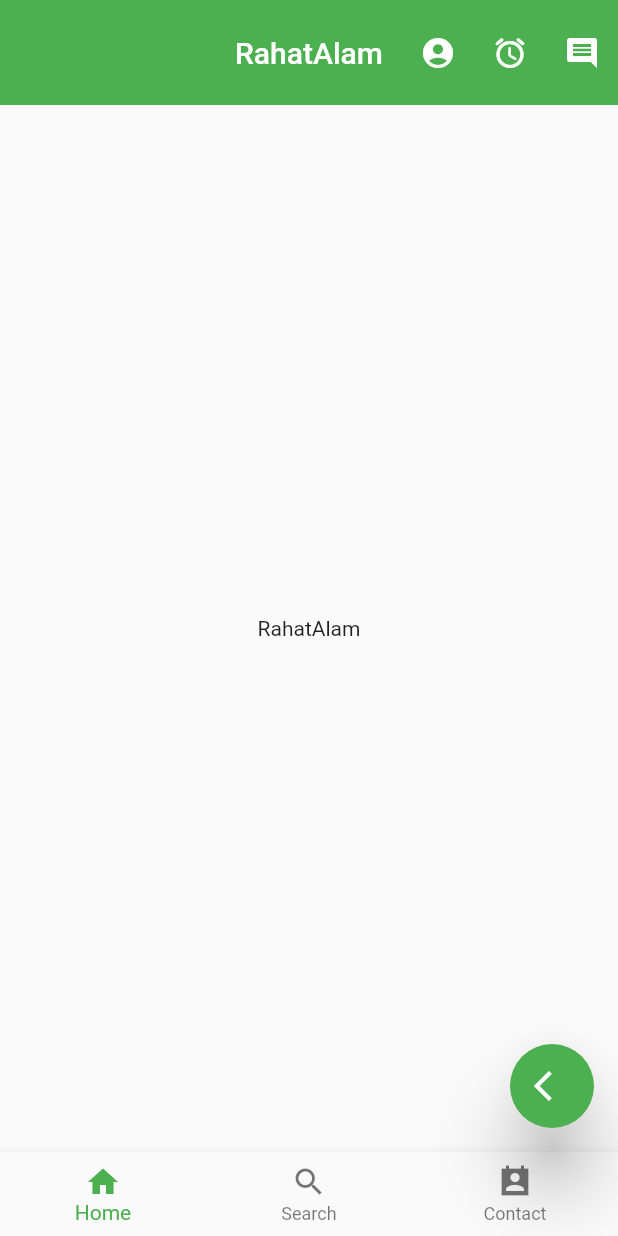
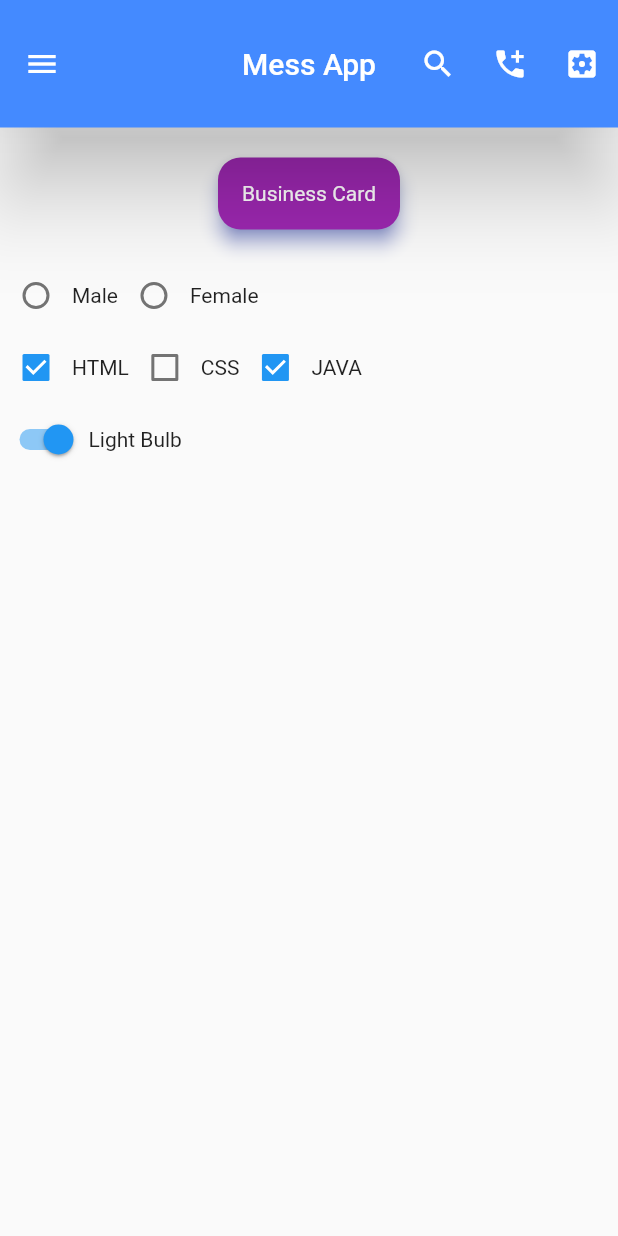
Before and after one commit to githrahat/Rahat_FlutterApp, a Flutter app: the screen it shows after launch, on a phone screen of 412 x 824 dp. Run offline on Flutter 3.47's test engine with Material 2 defaults, Android fonts, the phone set to English and light mode, and no system bars.

Commit message:
Card_Switch_Radio_CheckBox_Complete

```diff
--- a/lib/main.dart
+++ b/lib/main.dart
@@ -1,40 +1,32 @@
-import 'package:flutter/material.dart'; // Libary File
+import 'package:flutter/material.dart';
 
-/// main() -> Entry points of code
-/// runApp() -> Entry points of Apps
-/// MaterialApp, Scaffold, AppBar, Text etc are 'class / Widgets'
-/// home: , appBar: , title: etc are called 'property / attributes'
-///
-
-main() { // projects entry point
-  runApp(HelloWorldApp()); //HelloWorldApp is an application which is put on the runApp widget.
+main() {
+  runApp(const MyApp());
 }
 
-class HelloWorldApp extends StatelessWidget { //HelloWorldApp class becomes a widget after using extends means it inherts from statelesswidget
+class MyApp extends StatelessWidget {
+  const MyApp({Key? key}) : super(key: key);
+
   @override
   Widget build(BuildContext context) {
-    return MaterialApp( //MaterialApp is a predifine class of flutter which indicates to set the apps ui / apps theme. Its also a core component of Flutter
-      /// property/attributes : home,appbar
-      // Scaffold is a class in flutter which provides many widgets
-
-      //==================================
-      // These are the settings of MaterialApp, by which we control the application
-      debugShowCheckedModeBanner: false, //removes the debugshowcheckmodeBanner
-      theme: ThemeData(primarySwatch: Colors.green), // sets the color of theme
-      darkTheme: ThemeData(primarySwatch: Colors.green), // sets the color of the darkTheme
-      color: Colors.green, // sets the primary color
-      //=========================================
-
-      home: homeactivity()
+    return MaterialApp(
+      debugShowCheckedModeBanner: false,
+      home: AppsHome(),
     );
-
   }
 }
-class homeactivity extends StatelessWidget {
-  const homeactivity({Key? key}) : super(key: key);
 
+class AppsHome extends StatelessWidget {
+  AppsHome({Key? key}) : super(key: key);
 
-  MySnackbar(message, context){
+  TextEditingController controllerOne = TextEditingController();
+  TextEditingController controllerTwo = TextEditingController();
+  TextEditingController controllerThree = TextEditingController();
+  TextEditingController controllerFour = TextEditingController();
+  TextEditingController controllerFive = TextEditingController();
+
+  /// SnackBar message code
+  SnackBarMessage(message, context) {
     return ScaffoldMessenger.of(context).showSnackBar(
         SnackBar(content: Text(message))
     );
@@ -43,55 +35,112 @@ class homeactivity extends StatelessWidget {
   @override
   Widget build(BuildContext context) {
     return Scaffold(
+
+      /// AppBar
       appBar: AppBar(
-        title: Text('RahatAlam'),
-        titleSpacing: 50,
+
+        /// appBar
+        title: Text("Mess App"),
+        //titleSpacing: 15,
         centerTitle: true,
-        toolbarHeight: 70,
         toolbarOpacity: 1,
-        elevation: 0,
-        backgroundColor: Colors.green,
+        toolbarHeight: 85,
+        elevation: 25,
+        backgroundColor: Colors.blueAccent,
+
+        /// set action icon in appbar
+        actions: [
+          IconButton(
+            onPressed: () {
+              SnackBarMessage('Search', context);
+            },
+            icon: Icon(Icons.search),
+          ),
+          IconButton(
+              onPressed: () {
+                SnackBarMessage('Call', context);
+              },
+              icon: Icon(Icons.add_call)),
+          IconButton(
+              onPressed: () {
+                SnackBarMessage('Settings', context);
+              },
+              icon: Icon(Icons.settings_applications))
+        ],
+      ),
+
+      drawer: Drawer(
+        child: SafeArea(
+          child: Column(
+            children: [
+                ListTile(
+                  onTap: (){
+                    print('TAP');
+                  },
+                  onLongPress: (){
+                    print('Long Press');
+                  },
+                  contentPadding: EdgeInsets.symmetric(vertical: 0, horizontal: 12),
+                  leading: Icon(Icons.add_box),
+                  title: Text('Home'),
+                  subtitle: Text('Welcome, and hello'),
+                  tileColor: Colors.grey,
+                  trailing: Icon(Icons.arrow_forward_outlined),
+                )
+            ],
+          ),
+        ),
+      ),
+
+      /// Body
+      body: Column(
+        //mainAxisAlignment: MainAxisAlignment.center,
+        //crossAxisAlignment: CrossAxisAlignment.end,
+        children: [
+            Card(
+              elevation: 5,
+              color: Colors.purple,
+              shadowColor: Colors.indigoAccent,
+              margin: EdgeInsets.all(20),
+
+              shape: RoundedRectangleBorder(
+                borderRadius: BorderRadius.circular(15),
+                //side: BorderSide.lerp(a, b, t)
+              ),
+              child: Padding(
+                padding: const EdgeInsets.all(16.0),
+                child: Text('Business Card', style: TextStyle(color: Colors.white),),
+              ),
+            ),
+          Row(
+            children: [
+              Radio(value: 'Male', groupValue: 'gender', onChanged: (value){}),
+              Text('Male'),
+              Radio(value: 'Female', groupValue: 'genderf', onChanged: (value){}),
+              Text('Female'),
+            ],
+          ),
+          Row(
+            children: [
+              Checkbox(value: true, onChanged: (value){}),
+              Text('HTML'),
+              Checkbox(value: false, onChanged: (value){}),
+              Text('CSS'),
+              Checkbox(value: true, onChanged: (value){}),
+              Text('JAVA'),
+            ],
+          ),
+          Row(
+            children: [
+              Switch(value: true, onChanged: (value){}),
+              Text('Light Bulb'),
+            ],
+          )
+        ],
+
+      ),
 
 
-        actions: [
-          IconButton(onPressed: (){MySnackbar("Account", context);}, icon: Icon(Icons.account_circle_sharp)),
-          IconButton(onPressed: (){MySnackbar("Alarm", context);}, icon: Icon(Icons.access_alarm_rounded)),
-          IconButton(onPressed: (){MySnackbar("Comment", context);}, icon: Icon(Icons.comment))
-        ],
-      ),
-      body: Center(
-        child: Text('RahatAlam'),
-      ),
-
-     floatingActionButton: FloatingActionButton(
-       elevation: 20,
-       backgroundColor: Colors.green,
-       child: Icon(Icons.arrow_back_ios),
-       onPressed: (){
-         MySnackbar('Coming Soon', context);
-       },
-     ),
-
-      bottomNavigationBar: BottomNavigationBar(
-        currentIndex: 0,
-        items: [
-          BottomNavigationBarItem(icon: Icon(Icons.home), label: 'Home', backgroundColor: Colors.green),
-          BottomNavigationBarItem(icon: Icon(Icons.search), label: 'Search', backgroundColor: Colors.green),
-          BottomNavigationBarItem(icon: Icon(Icons.perm_contact_calendar_sharp), label: 'Contact', backgroundColor: Colors.green),
-        ],
-
-        onTap: (int index){
-          if(index==0){
-            MySnackbar('Home: Work going on', context);
-          }
-          else if(index==1){
-            MySnackbar('Search: Work going on', context);
-          }
-          else if(index==2){
-            MySnackbar('Contact: Work going on', context);
-          }
-        }
-      ),
     );
   }
 }
```
